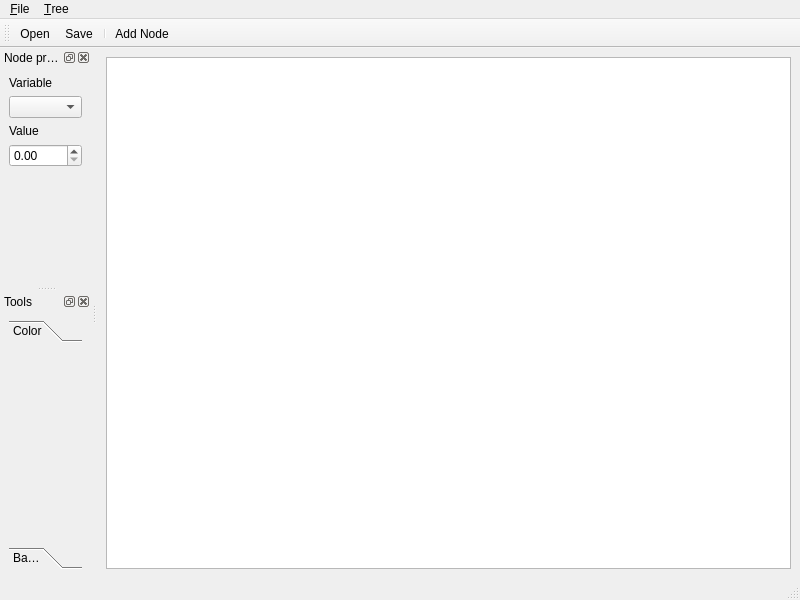
This is dteditor/dteditorwindow.ui in frabas/DISPLACE_GUI as Qt 5 draws it before an edit. The edited form follows.
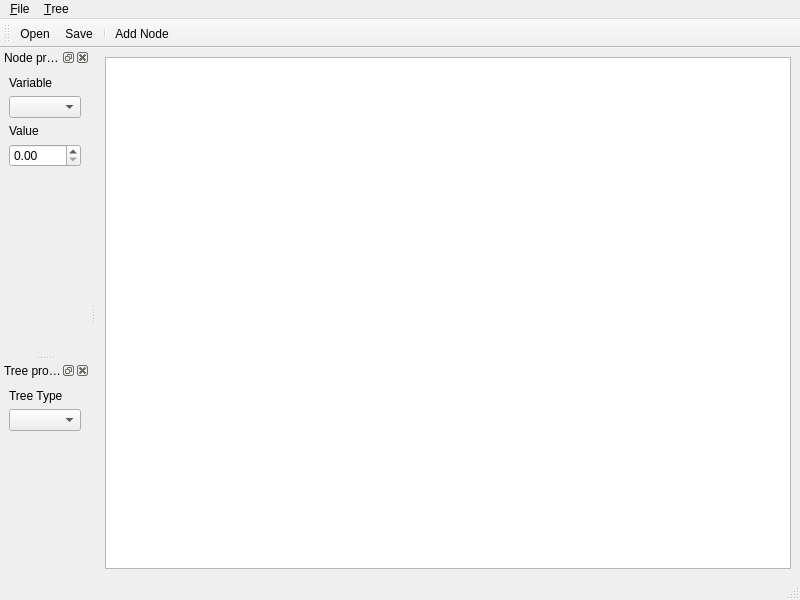
This is the edited form. Icons and pictures are not drawn.

Commit message: DtEditor: Tree properties combo box (TreeType)

The edit to the form file:
```diff
--- a/dteditor/dteditorwindow.ui
+++ b/dteditor/dteditorwindow.ui
@@ -73,7 +73,7 @@
     <number>1</number>
    </attribute>
    <widget class="QWidget" name="dockWidgetContents">
-    <layout class="QVBoxLayout" name="verticalLayout_3" stretch="0,0,0,0,1">
+    <layout class="QVBoxLayout" name="verticalLayout_3" stretch="0,0,0,0,0">
      <item>
       <widget class="QLabel" name="label">
        <property name="text">
@@ -102,56 +102,17 @@
       </widget>
      </item>
      <item>
-      <widget class="QWidget" name="nodepropDetailsContainer" native="true"/>
-     </item>
-    </layout>
-   </widget>
-  </widget>
-  <widget class="QDockWidget" name="toolsWidget">
-   <property name="windowIcon">
-    <iconset resource="dteditor.qrc">
-     <normaloff>:/icons/tools.png</normaloff>:/icons/tools.png</iconset>
-   </property>
-   <property name="windowTitle">
-    <string>Tools</string>
-   </property>
-   <attribute name="dockWidgetArea">
-    <number>1</number>
-   </attribute>
-   <widget class="QWidget" name="dockWidgetContents_2">
-    <layout class="QVBoxLayout" name="verticalLayout">
-     <item>
-      <widget class="QToolBox" name="toolBox">
-       <property name="currentIndex">
-        <number>0</number>
+      <spacer name="verticalSpacer">
+       <property name="orientation">
+        <enum>Qt::Vertical</enum>
        </property>
-       <widget class="QWidget" name="colorPage">
-        <property name="geometry">
-         <rect>
-          <x>0</x>
-          <y>0</y>
-          <width>86</width>
-          <height>228</height>
-         </rect>
-        </property>
-        <attribute name="label">
-         <string>Color</string>
-        </attribute>
-       </widget>
-       <widget class="QWidget" name="backgroundColor">
-        <property name="geometry">
-         <rect>
-          <x>0</x>
-          <y>0</y>
-          <width>98</width>
-          <height>28</height>
-         </rect>
-        </property>
-        <attribute name="label">
-         <string>Background</string>
-        </attribute>
-       </widget>
-      </widget>
+       <property name="sizeHint" stdset="0">
+        <size>
+         <width>20</width>
+         <height>40</height>
+        </size>
+       </property>
+      </spacer>
      </item>
     </layout>
    </widget>
@@ -171,6 +132,41 @@
    <addaction name="separator"/>
    <addaction name="action_Add_Node"/>
   </widget>
+  <widget class="QDockWidget" name="dockProperties">
+   <property name="windowTitle">
+    <string>Tree properties</string>
+   </property>
+   <attribute name="dockWidgetArea">
+    <number>1</number>
+   </attribute>
+   <widget class="QWidget" name="dockWidgetContents_3">
+    <layout class="QVBoxLayout" name="verticalLayout_4">
+     <item>
+      <widget class="QLabel" name="label_3">
+       <property name="text">
+        <string>Tree Type</string>
+       </property>
+      </widget>
+     </item>
+     <item>
+      <widget class="QComboBox" name="treeType"/>
+     </item>
+     <item>
+      <spacer name="verticalSpacer_2">
+       <property name="orientation">
+        <enum>Qt::Vertical</enum>
+       </property>
+       <property name="sizeHint" stdset="0">
+        <size>
+         <width>20</width>
+         <height>40</height>
+        </size>
+       </property>
+      </spacer>
+     </item>
+    </layout>
+   </widget>
+  </widget>
   <action name="action_New">
    <property name="text">
     <string>&amp;New</string>
```
The commit also changes 2 other files.
